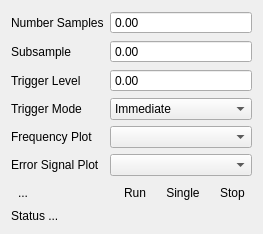
Old version of the form digitalLock/ui/TraceControl.ui in the repository MonroeQuantumNetworks/IonControl.
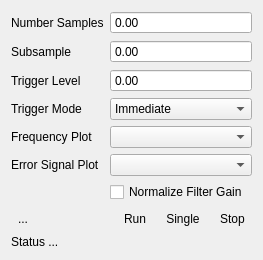
New version of the form. Icons and pictures are not drawn. Custom widgets are drawn as their Qt base class.

Diff of the .ui file:
```diff
--- a/digitalLock/ui/TraceControl.ui
+++ b/digitalLock/ui/TraceControl.ui
@@ -17,7 +17,7 @@
    <item row="4" column="1">
     <widget class="QComboBox" name="frequencyPlotCombo"/>
    </item>
-   <item row="7" column="0" colspan="2">
+   <item row="8" column="0" colspan="2">
     <layout class="QHBoxLayout" name="horizontalLayout">
      <item>
       <widget class="QToolButton" name="addTraceButton">
@@ -188,14 +188,14 @@
      </property>
     </widget>
    </item>
-   <item row="8" column="0" colspan="2">
+   <item row="9" column="0" colspan="2">
     <widget class="QLabel" name="statusLabel">
      <property name="text">
       <string>Status ...</string>
      </property>
     </widget>
    </item>
-   <item row="9" column="0">
+   <item row="10" column="0">
     <spacer name="verticalSpacer">
      <property name="orientation">
       <enum>Qt::Vertical</enum>
@@ -243,6 +243,13 @@
    <item row="5" column="1">
     <widget class="QComboBox" name="errorSigPlotCombo"/>
    </item>
+   <item row="7" column="1">
+    <widget class="QCheckBox" name="normalizeCheck">
+     <property name="text">
+      <string>Normalize Filter Gain</string>
+     </property>
+    </widget>
+   </item>
   </layout>
  </widget>
  <customwidgets>
```
